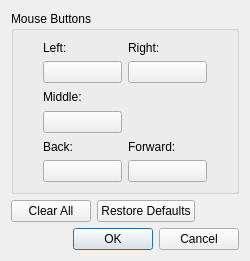
Before: the Qt Designer form src/yuzu/configuration/configure_mouse_advanced.ui in rorrim-rorrim/eden-alt, drawn with Qt 5.
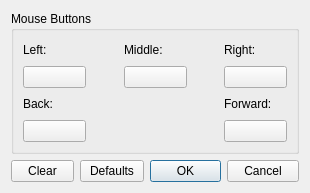
After: the same form once the commit is applied.

Diff of the .ui file:
```diff
--- a/src/yuzu/configuration/configure_mouse_advanced.ui
+++ b/src/yuzu/configuration/configure_mouse_advanced.ui
@@ -6,13 +6,18 @@
    <rect>
     <x>0</x>
     <y>0</y>
-    <width>250</width>
-    <height>261</height>
+    <width>310</width>
+    <height>193</height>
    </rect>
   </property>
   <property name="windowTitle">
    <string>Configure Mouse</string>
   </property>
+  <property name="styleSheet">
+   <string notr="true">QPushButton {
+  min-width: 55px;
+}</string>
+  </property>
   <layout class="QVBoxLayout" name="verticalLayout">
    <item>
     <widget class="QGroupBox" name="gridGroupBox">
@@ -20,81 +25,33 @@
       <string>Mouse Buttons</string>
      </property>
      <layout class="QGridLayout" name="gridLayout">
-      <item row="0" column="4">
-       <spacer name="horizontalSpacer_2">
-        <property name="orientation">
-         <enum>Qt::Horizontal</enum>
-        </property>
-        <property name="sizeType">
-         <enum>QSizePolicy::Fixed</enum>
-        </property>
-        <property name="sizeHint" stdset="0">
-         <size>
-          <width>20</width>
-          <height>20</height>
-         </size>
-        </property>
-       </spacer>
-      </item>
-      <item row="0" column="3">
-       <layout class="QVBoxLayout" name="verticalLayout_4">
+      <item row="3" column="5">
+       <layout class="QVBoxLayout" name="verticalLayout_6">
         <item>
-         <layout class="QHBoxLayout" name="horizontalLayout_3">
+         <layout class="QHBoxLayout" name="horizontalLayout_5">
           <item>
-           <widget class="QLabel" name="label_3">
+           <widget class="QLabel" name="label_5">
             <property name="text">
-             <string>Right:</string>
+             <string>Forward:</string>
             </property>
            </widget>
           </item>
          </layout>
         </item>
         <item>
-         <widget class="QPushButton" name="right_button">
+         <widget class="QPushButton" name="forward_button">
           <property name="minimumSize">
            <size>
-            <width>75</width>
+            <width>57</width>
             <height>0</height>
            </size>
           </property>
-          <property name="text">
-           <string/>
+          <property name="maximumSize">
+           <size>
+            <width>16777215</width>
+            <height>16777215</height>
+           </size>
           </property>
-         </widget>
-        </item>
-       </layout>
-      </item>
-      <item row="0" column="0">
-       <spacer name="horizontalSpacer">
-        <property name="orientation">
-         <enum>Qt::Horizontal</enum>
-        </property>
-        <property name="sizeType">
-         <enum>QSizePolicy::Fixed</enum>
-        </property>
-        <property name="sizeHint" stdset="0">
-         <size>
-          <width>20</width>
-          <height>20</height>
-         </size>
-        </property>
-       </spacer>
-      </item>
-      <item row="2" column="1">
-       <layout class="QVBoxLayout" name="verticalLayout_3">
-        <item>
-         <layout class="QHBoxLayout" name="horizontalLayout_2">
-          <item>
-           <widget class="QLabel" name="label_2">
-            <property name="text">
-             <string>Middle:</string>
-            </property>
-           </widget>
-          </item>
-         </layout>
-        </item>
-        <item>
-         <widget class="QPushButton" name="middle_button">
           <property name="text">
            <string/>
           </property>
@@ -123,6 +80,12 @@
         </item>
         <item>
          <widget class="QPushButton" name="back_button">
+          <property name="minimumSize">
+           <size>
+            <width>57</width>
+            <height>0</height>
+           </size>
+          </property>
           <property name="text">
            <string/>
           </property>
@@ -147,7 +110,7 @@
          <widget class="QPushButton" name="left_button">
           <property name="minimumSize">
            <size>
-            <width>75</width>
+            <width>57</width>
             <height>0</height>
            </size>
           </property>
@@ -158,21 +121,33 @@
         </item>
        </layout>
       </item>
-      <item row="3" column="3">
-       <layout class="QVBoxLayout" name="verticalLayout_6">
+      <item row="0" column="3">
+       <layout class="QVBoxLayout" name="verticalLayout_3">
         <item>
-         <layout class="QHBoxLayout" name="horizontalLayout_5">
+         <layout class="QHBoxLayout" name="horizontalLayout_2">
           <item>
-           <widget class="QLabel" name="label_5">
+           <widget class="QLabel" name="label_2">
             <property name="text">
-             <string>Forward:</string>
+             <string>Middle:</string>
             </property>
            </widget>
           </item>
          </layout>
         </item>
         <item>
-         <widget class="QPushButton" name="forward_button">
+         <widget class="QPushButton" name="middle_button">
+          <property name="minimumSize">
+           <size>
+            <width>57</width>
+            <height>0</height>
+           </size>
+          </property>
+          <property name="maximumSize">
+           <size>
+            <width>16777215</width>
+            <height>16777215</height>
+           </size>
+          </property>
           <property name="text">
            <string/>
           </property>
@@ -180,6 +155,98 @@
         </item>
        </layout>
       </item>
+      <item row="0" column="6">
+       <spacer name="horizontalSpacer_2">
+        <property name="orientation">
+         <enum>Qt::Horizontal</enum>
+        </property>
+        <property name="sizeType">
+         <enum>QSizePolicy::Fixed</enum>
+        </property>
+        <property name="sizeHint" stdset="0">
+         <size>
+          <width>0</width>
+          <height>20</height>
+         </size>
+        </property>
+       </spacer>
+      </item>
+      <item row="0" column="0">
+       <spacer name="horizontalSpacer">
+        <property name="orientation">
+         <enum>Qt::Horizontal</enum>
+        </property>
+        <property name="sizeType">
+         <enum>QSizePolicy::Fixed</enum>
+        </property>
+        <property name="sizeHint" stdset="0">
+         <size>
+          <width>0</width>
+          <height>20</height>
+         </size>
+        </property>
+       </spacer>
+      </item>
+      <item row="0" column="5">
+       <layout class="QVBoxLayout" name="verticalLayout_4">
+        <item>
+         <layout class="QHBoxLayout" name="horizontalLayout_3">
+          <item>
+           <widget class="QLabel" name="label_3">
+            <property name="text">
+             <string>Right:</string>
+            </property>
+           </widget>
+          </item>
+         </layout>
+        </item>
+        <item>
+         <widget class="QPushButton" name="right_button">
+          <property name="minimumSize">
+           <size>
+            <width>57</width>
+            <height>0</height>
+           </size>
+          </property>
+          <property name="maximumSize">
+           <size>
+            <width>16777215</width>
+            <height>16777215</height>
+           </size>
+          </property>
+          <property name="text">
+           <string/>
+          </property>
+         </widget>
+        </item>
+       </layout>
+      </item>
+      <item row="0" column="2">
+       <spacer name="horizontalSpacer_4">
+        <property name="orientation">
+         <enum>Qt::Horizontal</enum>
+        </property>
+        <property name="sizeHint" stdset="0">
+         <size>
+          <width>0</width>
+          <height>20</height>
+         </size>
+        </property>
+       </spacer>
+      </item>
+      <item row="0" column="4">
+       <spacer name="horizontalSpacer_5">
+        <property name="orientation">
+         <enum>Qt::Horizontal</enum>
+        </property>
+        <property name="sizeHint" stdset="0">
+         <size>
+          <width>0</width>
+          <height>20</height>
+         </size>
+        </property>
+       </spacer>
+      </item>
      </layout>
     </widget>
    </item>
@@ -187,15 +254,39 @@
     <layout class="QHBoxLayout" name="horizontalLayout_6">
      <item>
       <widget class="QPushButton" name="buttonClearAll">
+       <property name="minimumSize">
+        <size>
+         <width>57</width>
+         <height>0</height>
+        </size>
+       </property>
+       <property name="maximumSize">
+        <size>
+         <width>16777215</width>
+         <height>16777215</height>
+        </size>
+       </property>
        <property name="text">
-        <string>Clear All</string>
+        <string>Clear</string>
        </property>
       </widget>
      </item>
      <item>
       <widget class="QPushButton" name="buttonRestoreDefaults">
+       <property name="minimumSize">
+        <size>
+         <width>57</width>
+         <height>0</height>
+        </size>
+       </property>
+       <property name="maximumSize">
+        <size>
+         <width>16777215</width>
+         <height>16777215</height>
+        </size>
+       </property>
        <property name="text">
-        <string>Restore Defaults</string>
+        <string>Defaults</string>
        </property>
       </widget>
      </item>
@@ -206,21 +297,24 @@
        </property>
        <property name="sizeHint" stdset="0">
         <size>
-         <width>40</width>
+         <width>0</width>
          <height>20</height>
         </size>
        </property>
       </spacer>
      </item>
+     <item>
+      <widget class="QDialogButtonBox" name="buttonBox">
+       <property name="styleSheet">
+        <string notr="true"/>
+       </property>
+       <property name="standardButtons">
+        <set>QDialogButtonBox::Cancel|QDialogButtonBox::Ok</set>
+       </property>
+      </widget>
+     </item>
     </layout>
    </item>
-   <item>
-    <widget class="QDialogButtonBox" name="buttonBox">
-     <property name="standardButtons">
-      <set>QDialogButtonBox::Cancel|QDialogButtonBox::Ok</set>
-     </property>
-    </widget>
-   </item>
   </layout>
  </widget>
  <resources/>
```
